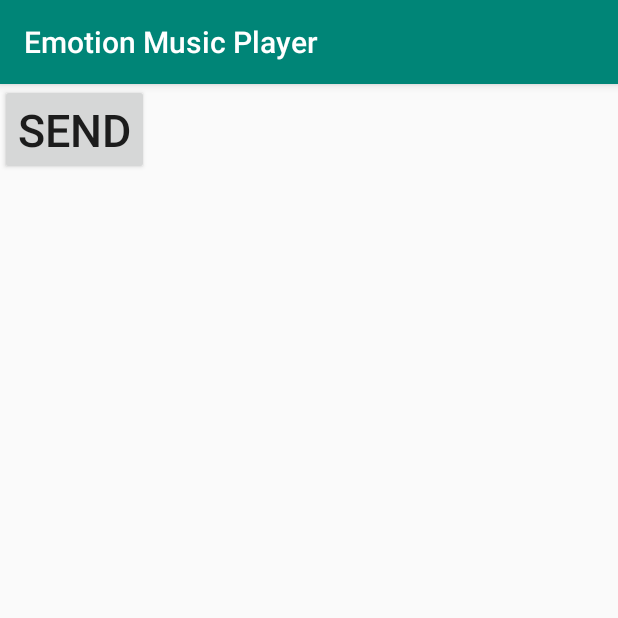
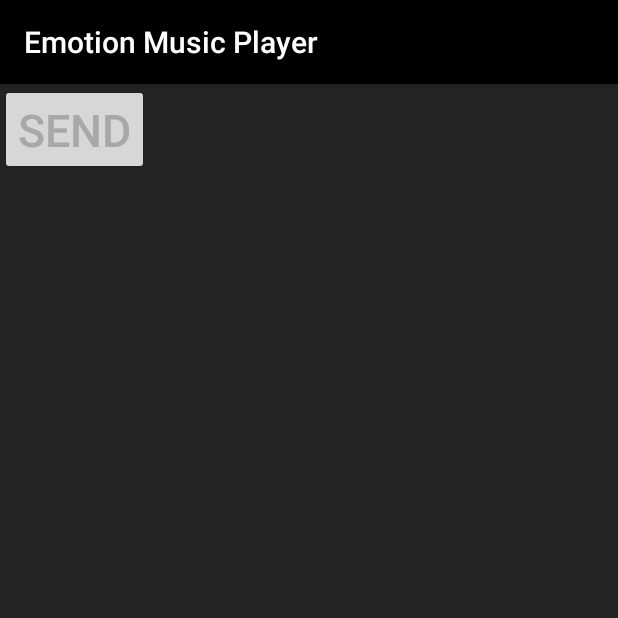
Before and after one commit to anshula16/EmotionMusicPlayer, an Android app: the screen it shows after launch (MainActivity), on a phone screen of 412 x 824 dp, the top half of it. Run offline under Robolectric (Android 15) with nearby library versions, the phone set to English and light mode, and no system bars.

Commit message:
NavBar 3

```diff
--- a/app/src/main/res/values/colors.xml
+++ b/app/src/main/res/values/colors.xml
@@ -1,6 +1,7 @@
 <?xml version="1.0" encoding="utf-8"?>
 <resources>
-    <color name="colorPrimary">#008577</color>
-    <color name="colorPrimaryDark">#00574B</color>
-    <color name="colorAccent">#D81B60</color>
+    <color name="colorPrimary">#232423</color>
+    <color name="colorPrimaryDark">#000000</color>
+    <color name="colorAccent">#000000</color>
+    <color name="darkGrey">#a7a8a7</color>
 </resources>
--- a/app/src/main/res/values/styles.xml
+++ b/app/src/main/res/values/styles.xml
@@ -3,9 +3,12 @@
     <!-- Base application theme. -->
     <style name="AppTheme" parent="Theme.AppCompat.Light.DarkActionBar">
         <!-- Customize your theme here. -->
-        <item name="colorPrimary">@color/colorPrimary</item>
+
+        <item name="colorPrimary">@color/colorAccent</item>
         <item name="colorPrimaryDark">@color/colorPrimaryDark</item>
         <item name="colorAccent">@color/colorAccent</item>
+        <item name="android:windowBackground">@color/colorPrimary</item>
+        <item name="android:textColorPrimary">@color/darkGrey</item>
     </style>
 
     <style name="AppTheme.NoActionBar">
```
